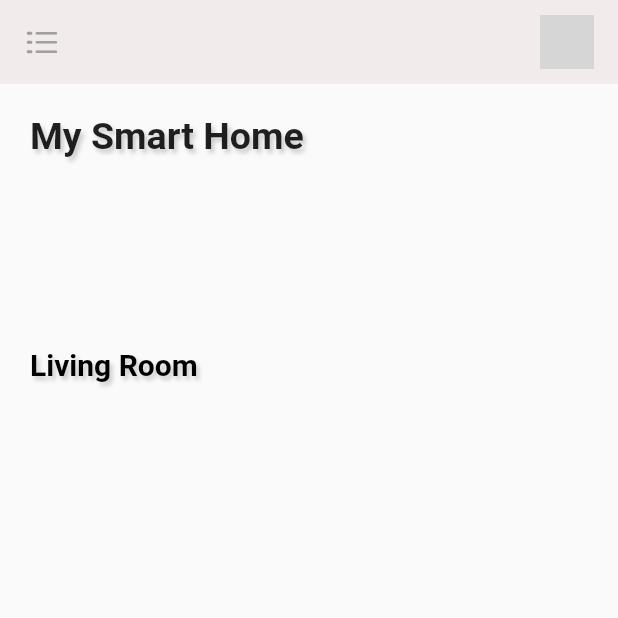
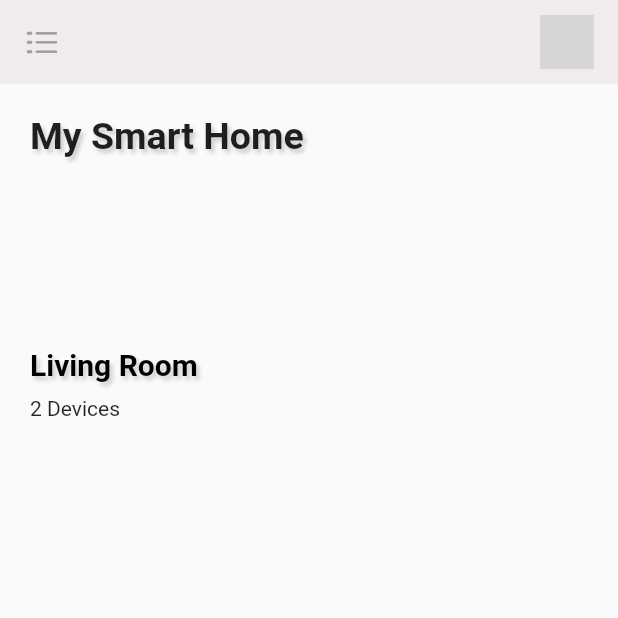
Before and after one commit to mrudulmohan007/smarhomeui, a Flutter app: the screen it shows after launch, on a phone screen of 412 x 824 dp, the top half of it. Run offline on Flutter 3.47's test engine with Material 2 defaults, Android fonts, the phone set to English and light mode, and no system bars; grey boxes are pictures that could not be loaded.

Commit message:
fifth commit

```diff
--- a/lib/homescreen.dart
+++ b/lib/homescreen.dart
@@ -137,6 +137,20 @@ class _HomeScreenState extends State<HomeScreen> {
                       )
                     ],
                   ),
+                  Row(
+                    children: [
+                      Padding(
+                        padding: EdgeInsets.only(
+                          left: 20,
+                          top: 10,
+                        ),
+                        child: Text(
+                          '2 Devices',
+                          style: TextStyle(),
+                        ),
+                      ),
+                    ],
+                  ),
                 ],
               )
             ],
```
